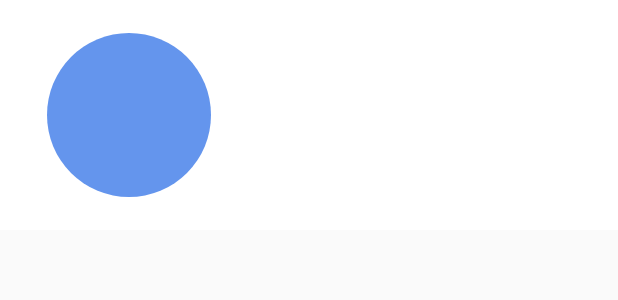
After one commit to songzhiyin/kotlinDemo, an Android app: the layout activity_custom_views.xml on its own in the app's theme, with its tools: preview values and no code run, on a phone screen of 412 x 824 dp. The commit adds this screen. Shown: the top 300 px of the screen. Run offline under Robolectric (Android 15) with nearby library versions, the phone set to English and light mode, and no system bars.

Commit message:
自定义圆形的circleview

```diff
--- a/app/src/main/AndroidManifest.xml
+++ b/app/src/main/AndroidManifest.xml
@@ -29,7 +29,9 @@
         android:roundIcon="@mipmap/ic_launcher_round"
         android:supportsRtl="true"
         android:theme="@style/AppTheme">
-        <activity android:name=".activity.function.InputSudientListActivity"></activity>
+        <activity android:name=".activity.view.CustomViewsActivity"></activity>
+        <activity android:name=".activity.view.WebviewActivity" />
+        <activity android:name=".activity.function.InputSudientListActivity" />
         <activity android:name=".activity.view.MoveLineViewActivity" />
         <activity android:name=".activity.launchMode.LaunchModel2Activity" />
         <activity android:name=".activity.launchMode.LaunchModel1Activity" />
--- a/app/src/main/java/com/szy/kotlindemo/adapter/ItemHomeMenuAdapter.kt
+++ b/app/src/main/java/com/szy/kotlindemo/adapter/ItemHomeMenuAdapter.kt
@@ -5,6 +5,7 @@ import android.view.TextureView
 import android.view.View
 import android.view.ViewGroup
 import android.widget.TextView
+import androidx.appcompat.widget.AppCompatTextView
 import androidx.recyclerview.widget.RecyclerView
 import com.szy.kotlindemo.R
 import com.szy.kotlindemo.base.BaseRecyAdapter
@@ -30,7 +31,7 @@ class ItemHomeMenuAdapter(mContext: Context) :
     }
 
     class ViewHoder(itemView: View) : RecyclerView.ViewHolder(itemView) {
-        var tvName: TextView = itemView.findViewById(R.id.tvName)
+        var tvName: AppCompatTextView = itemView.findViewById(R.id.tvName)
 
     }
 }
--- /dev/null
+++ b/app/src/main/java/com/szy/kotlindemo/view/CircleView.kt
@@ -0,0 +1,70 @@
+package com.szy.kotlindemo.view
+
+import android.content.Context
+import android.graphics.Canvas
+import android.graphics.Color
+import android.graphics.Paint
+import android.util.AttributeSet
+import android.view.View
+import com.szy.kotlindemo.R
+
+class CircleView : View {
+    var color = Color.RED
+    var paint = Paint(Paint.ANTI_ALIAS_FLAG)
+
+    constructor(mContext: Context) : super(mContext) {
+        initview(mContext)
+    }
+
+    constructor(mContext: Context, attrs: AttributeSet) : super(mContext, attrs) {
+        var typedArray = mContext.obtainStyledAttributes(attrs, R.styleable.CircleView)
+        color = typedArray.getColor(R.styleable.CircleView_circle_color, Color.RED)
+        initview(mContext)
+    }
+
+    constructor(mContext: Context, attrs: AttributeSet, defStyleAttr: Int) : super(
+        mContext,
+        attrs,
+        defStyleAttr
+    ) {
+        var typedArray = mContext.obtainStyledAttributes(attrs, R.styleable.CircleView)
+        color = typedArray.getColor(R.styleable.CircleView_circle_color, Color.RED)
+        initview(mContext)
+    }
+
+    private fun initview(mContext: Context) {
+        paint.color = color
+    }
+
+    override fun onDraw(canvas: Canvas?) {
+        super.onDraw(canvas)
+        var redius = Math.min(
+            width - paddingLeft - paddingRight,
+            height - paddingTop - paddingBottom
+        ) / 2.toFloat()
+        val x = (redius + paddingLeft).toFloat()
+        val y = (redius + paddingTop).toFloat()
+        canvas?.drawCircle(x, y, redius, paint)
+    }
+
+    override fun onMeasure(widthMeasureSpec: Int, heightMeasureSpec: Int) {
+        super.onMeasure(widthMeasureSpec, heightMeasureSpec)
+        val widthMeasureMode = MeasureSpec.getMode(widthMeasureSpec)
+        val widthMeasureSize = MeasureSpec.getSize(widthMeasureSpec)
+        val heightMeasureMode = MeasureSpec.getMode(heightMeasureSpec)
+        val heightMeasureSize = MeasureSpec.getSize(heightMeasureSpec)
+        var width = widthMeasureSize
+        var height = heightMeasureSize
+        when (widthMeasureMode) {
+            MeasureSpec.UNSPECIFIED -> width = 200//系统测量的模式
+            MeasureSpec.EXACTLY -> width = widthMeasureSize//精确模式例如设置的是match_parent或者是**dp、px
+            MeasureSpec.AT_MOST -> width = 200//未指定准确大小，view的宽度是wrap_content
+        }
+        when (heightMeasureMode) {
+            MeasureSpec.UNSPECIFIED -> height = 200
+            MeasureSpec.EXACTLY -> height = heightMeasureSize
+            MeasureSpec.AT_MOST -> height = 200
+        }
+        setMeasuredDimension(width, height)
+    }
+}
--- /dev/null
+++ b/app/src/main/res/layout/activity_custom_views.xml
@@ -0,0 +1,26 @@
+<?xml version="1.0" encoding="utf-8"?>
+<androidx.core.widget.NestedScrollView xmlns:android="http://schemas.android.com/apk/res/android"
+    xmlns:app="http://schemas.android.com/apk/res-auto"
+    xmlns:tools="http://schemas.android.com/tools"
+    android:layout_width="match_parent"
+    android:layout_height="match_parent"
+    tools:context=".activity.view.CustomViewsActivity">
+
+    <LinearLayout
+        android:layout_width="match_parent"
+        android:layout_height="match_parent"
+        android:background="@color/white"
+        android:gravity="center_horizontal"
+        android:orientation="vertical">
+
+        <com.szy.kotlindemo.view.CircleView
+            android:layout_width="match_parent"
+            android:layout_height="wrap_content"
+            android:layout_margin="10dp"
+            android:paddingLeft="21dp"
+            android:paddingTop="12dp"
+            android:paddingRight="10dp"
+            android:paddingBottom="12dp"
+            app:circle_color="@color/blue" />
+    </LinearLayout>
+</androidx.core.widget.NestedScrollView>
```
Also changed, not shown: app/src/main/java/com/szy/kotlindemo/activity/view/CustomViewsActivity.kt (added, +20 -0 lines), app/src/main/java/com/szy/kotlindemo/activity/view/WebviewActivity.kt (added, +28 -0 lines), app/src/main/java/com/szy/kotlindemo/fragment/HomeFragment.kt (+20 -13 lines), app/src/main/res/layout/activity_webview.xml (added, +13 -0 lines), app/src/main/res/layout/item_home_menu_adapter.xml (+8 -5 lines), app/src/main/res/values/attrs.xml (added, +7 -0 lines).
